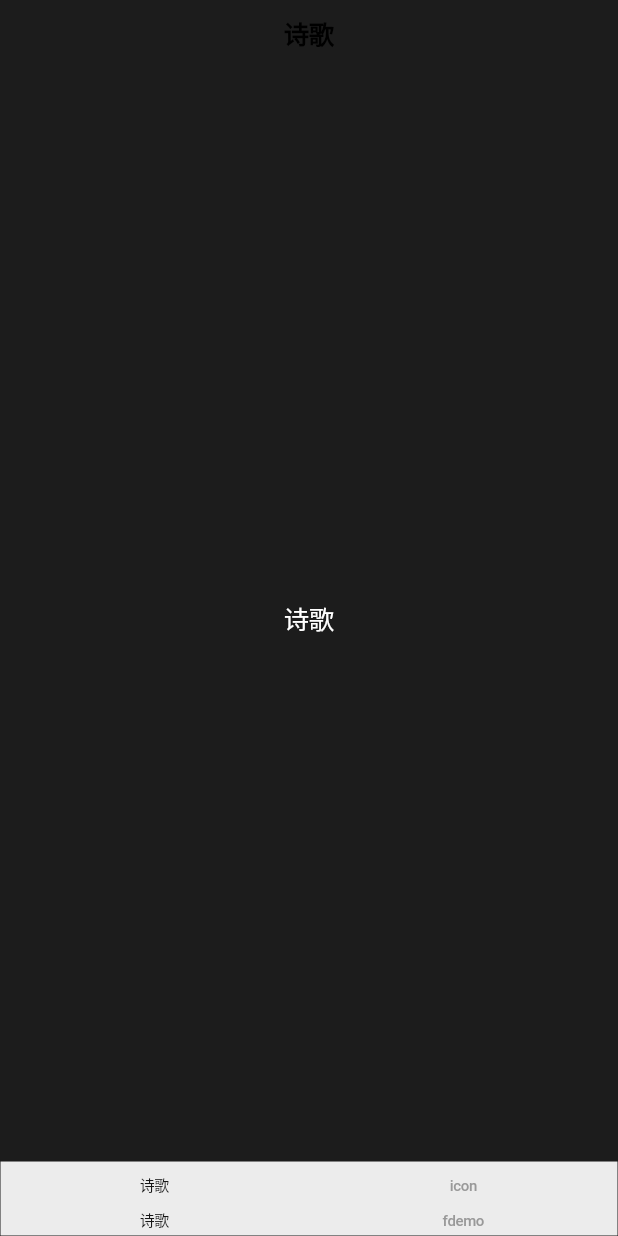
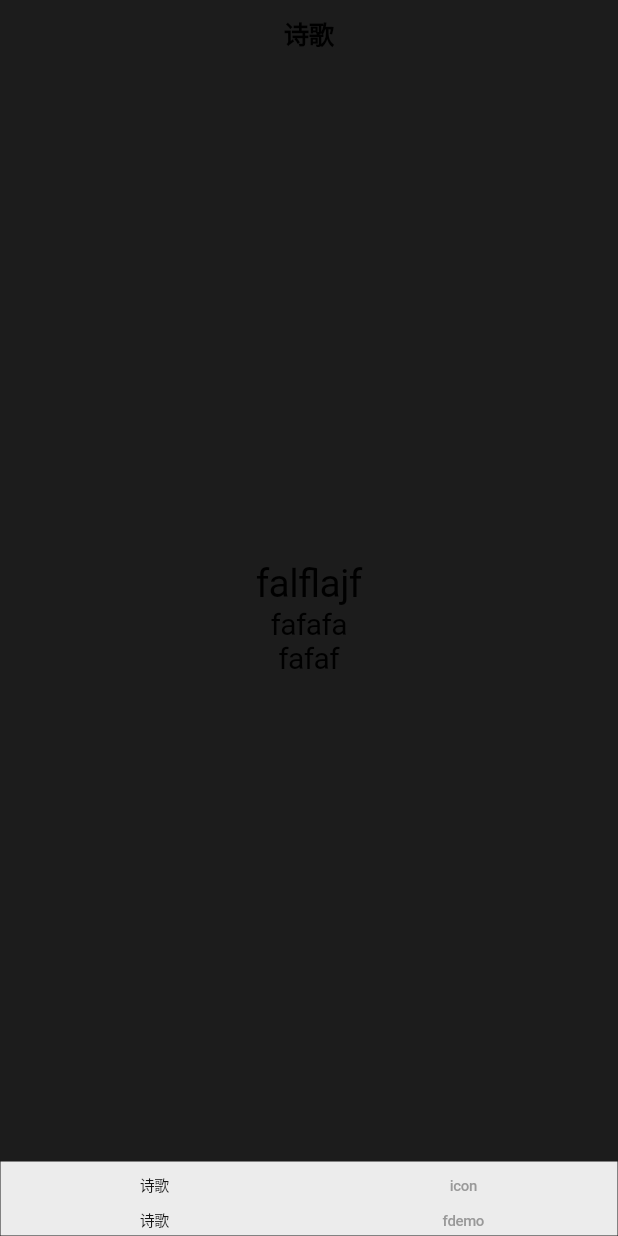
Before and after one commit to Wrapperss/FlutterDemo, a Flutter app: the screen it shows after launch, on a phone screen of 412 x 824 dp. Run offline on Flutter 3.47's test engine with Material 2 defaults, Android fonts, the phone set to English and light mode, and no system bars; our stand-ins replace dio; network calls fail.

Commit message:
feat: add row and column

```diff
--- a/lib/poetry/poetry.dart
+++ b/lib/poetry/poetry.dart
@@ -10,14 +10,17 @@ class Poetry extends StatefulWidget {
 }
 
 class _PoetryState extends State<Poetry> {
-  var poetry = '诗歌';
+  var origin = 'falflajf';
+  var content = 'fafaf';
+  var author = 'fafafa';
   var isNewData = false;
 
   void getPoetry() async {
     try {
       Response response = await Dio().get('https://api.gushi.ci/all.json');
-      print(response);
-      poetry = response.data['content'];
+      content = response.data['content'];
+      origin = response.data['origin'];
+      author = response.data['author'];
       setState(() {
         isNewData = true;
       });
@@ -61,14 +64,31 @@ class _PoetryState extends State<Poetry> {
       onTap: _handleTap,
       child: Container(
         child: CupertinoPageScaffold(
-          navigationBar: new CupertinoNavigationBar(
-            middle: new Text('诗歌'),
+          navigationBar: CupertinoNavigationBar(
+            middle: Text('诗歌'),
           ),
-          child: new Center(
-            child: new Text(
-              poetry,
-              style: new TextStyle(color: Colors.white),
-            ),
+          child: Row(
+            mainAxisAlignment: MainAxisAlignment.center,
+            children: [
+              Column(
+                mainAxisAlignment: MainAxisAlignment.center,
+                crossAxisAlignment: CrossAxisAlignment.center,
+                children: [
+                  Text(
+                    origin,
+                    style: TextStyle(color: Colors.black, fontSize: 26),
+                  ),
+                  Text(
+                    author,
+                    style: TextStyle(color: Colors.black, fontSize: 20),
+                  ),
+                  Text(
+                    content,
+                    style: TextStyle(color: Colors.black, fontSize: 20),
+                  ),
+                ],
+              ),
+            ],
           ),
           backgroundColor: randomColor(),
         ),
@@ -84,5 +104,6 @@ class _PoetryState extends State<Poetry> {
 }
 
 Color randomColor() {
-    return Color.fromARGB(255, Random().nextInt(256)+0, Random().nextInt(256)+0, Random().nextInt(256)+0);
+  return Color.fromARGB(255, Random().nextInt(256) + 0,
+      Random().nextInt(256) + 0, Random().nextInt(256) + 0);
 }
```
